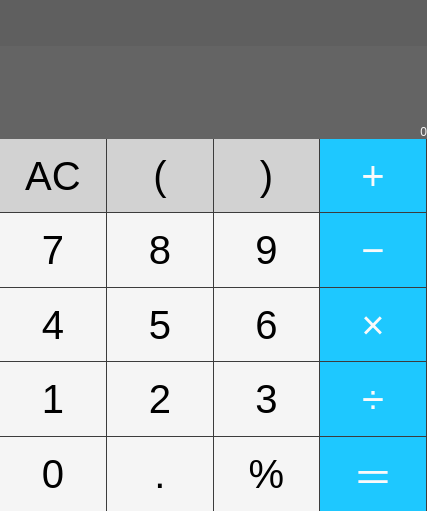
Old version of the form calculatorwindow.ui in the repository CS-Toku/Calculator.
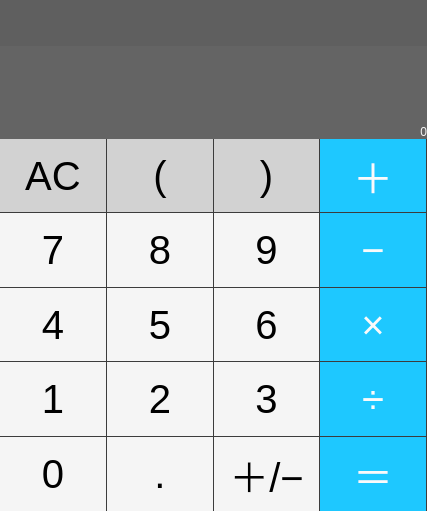
New version of the form.

Patch:
```diff
--- a/calculatorwindow.ui
+++ b/calculatorwindow.ui
@@ -362,7 +362,7 @@
 </string>
         </property>
         <property name="text">
-         <string>+</string>
+         <string>＋</string>
         </property>
         <property name="flat">
          <bool>false</bool>
@@ -640,7 +640,7 @@
 </string>
         </property>
         <property name="text">
-         <string>%</string>
+         <string>＋/−</string>
         </property>
         <property name="flat">
          <bool>false</bool>
```
Left out of the diff: 2 changed lines with no effect on the pictures.
